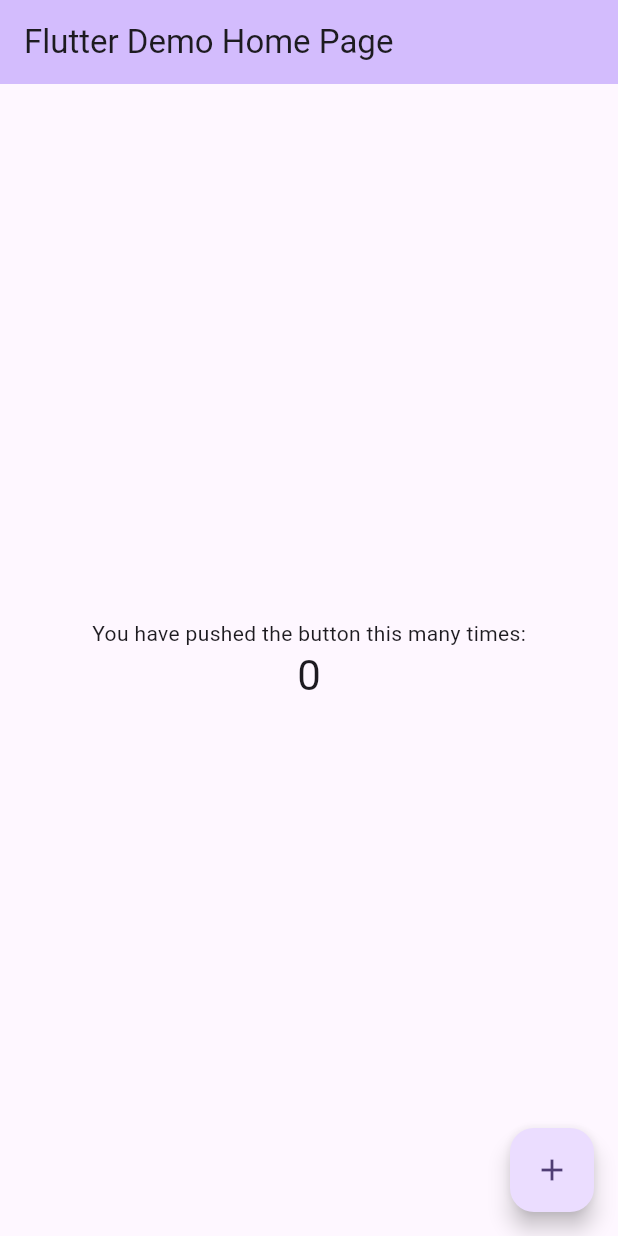
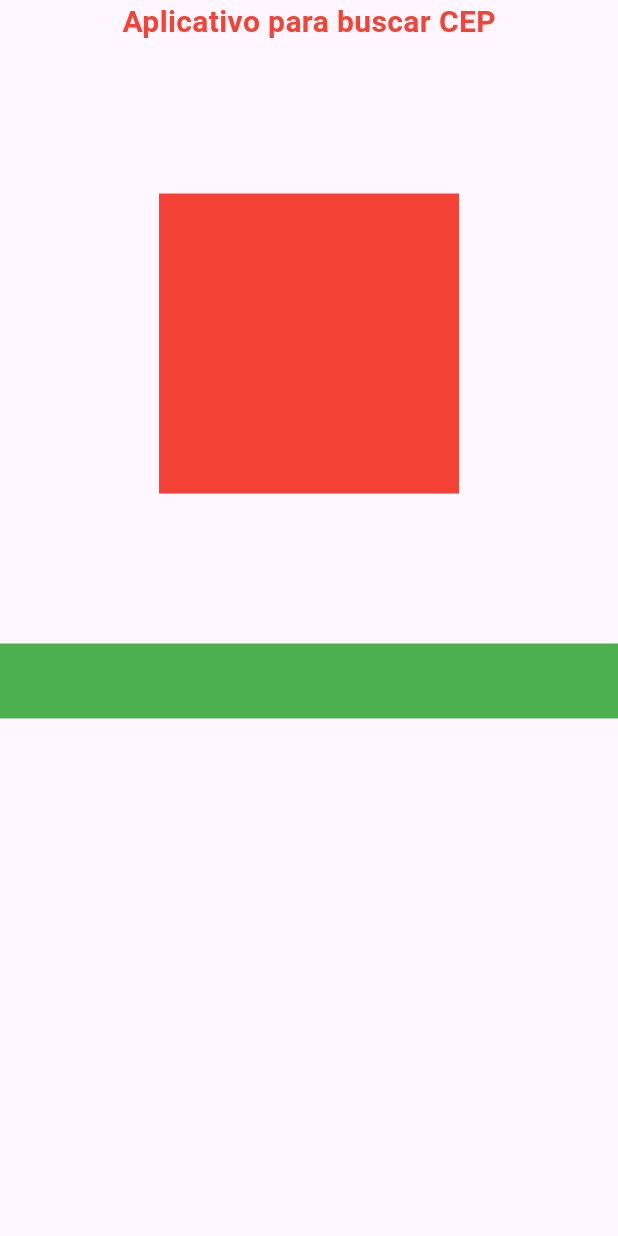
Before and after one commit to heitorhidalgo/aplicativo-viacep, a Flutter app: the screen it shows after launch, on a phone screen of 412 x 824 dp. Run offline on Flutter 3.47's test engine with Material 3 defaults, Android fonts, the phone set to English and light mode, and no system bars; our stand-ins replace get.

Commit message:
feat: i innicio da implementação d da pagina

```diff
--- a/lib/busca_cep_page/busca_component.dart
+++ b/lib/busca_cep_page/busca_component.dart
@@ -0,0 +1,54 @@
+import 'package:flutter/material.dart';
+
+import 'busca_controller.dart';
+
+mixin class BuscaPageComponent {
+  final BuscaPageController controller = BuscaPageController();
+
+  late Orientation orientacao;
+
+  initialize(BuildContext context) async {
+    controller.context = context;
+    this.orientacao = MediaQuery.of(context).orientation;
+  }
+
+  Widget body() {
+    return SafeArea(
+      child: Column(
+        children: [
+          Center(
+            heightFactor: 1,
+            child: Text(
+              'Aplicativo para buscar CEP',
+              style: TextStyle(
+                fontSize: 20,
+                color: Colors.red,
+                fontWeight: FontWeight.bold,
+              ),
+            ),
+          ),
+          Container(height: 100, width: 100),
+          Container(height: 200, width: 200, color: Colors.red),
+          Container(height: 100, width: 100),
+          Container(
+            child: Container(height: 50, width: 500, color: Colors.green),
+          ),
+        ],
+      ),
+    );
+  }
+
+  Widget campoImagemCEP() {
+    return Center(
+      child: Container(
+        width: orientacao == Orientation.portrait ? 100 : 100,
+        height: orientacao == Orientation.portrait ? 100 : 100,
+        color: Colors.red,
+      ),
+    );
+  }
+
+  Widget CampoDescricaoCEP() {
+    return Container(width: 300, height: 150, color: Colors.red);
+  }
+}
--- a/lib/busca_cep_page/busca_controller.dart
+++ b/lib/busca_cep_page/busca_controller.dart
@@ -0,0 +1,6 @@
+import 'package:flutter/material.dart';
+import 'package:get/get.dart';
+
+class BuscaPageController extends GetxController {
+  late BuildContext context;
+}
--- a/lib/busca_cep_page/busca_page.dart
+++ b/lib/busca_cep_page/busca_page.dart
@@ -0,0 +1,15 @@
+import 'package:aplicativo_viacep/busca_cep_page/busca_component.dart';
+import 'package:flutter/material.dart';
+
+class BuscaPage extends StatefulWidget with BuscaPageComponent {
+  @override
+  State<BuscaPage> createState() => _BuscaPageState();
+}
+
+class _BuscaPageState extends State<BuscaPage> with BuscaPageComponent {
+  @override
+  build(BuildContext context) {
+    initialize(context);
+    return Scaffold(body: body());
+  }
+}
--- a/lib/main.dart
+++ b/lib/main.dart
@@ -1,4 +1,7 @@
 import 'package:flutter/material.dart';
+import 'package:get/get_navigation/src/root/get_material_app.dart';
+
+import 'busca_cep_page/busca_page.dart';
 
 void main() {
   runApp(const MyApp());
@@ -7,116 +10,8 @@ void main() {
 class MyApp extends StatelessWidget {
   const MyApp({super.key});
 
-  // This widget is the root of your application.
   @override
   Widget build(BuildContext context) {
-    return MaterialApp(
-      title: 'Flutter Demo',
-      theme: ThemeData(
-        // This is the theme of your application.
-        //
-        // TRY THIS: Try running your application with "flutter run". You'll see
-        // the application has a purple toolbar. Then, without quitting the app,
-        // try changing the seedColor in the colorScheme below to Colors.green
-        // and then invoke "hot reload" (save your changes or press the "hot
-        // reload" button in a Flutter-supported IDE, or press "r" if you used
-        // the command line to start the app).
-        //
-        // Notice that the counter didn't reset back to zero; the application
-        // state is not lost during the reload. To reset the state, use hot
-        // restart instead.
-        //
-        // This works for code too, not just values: Most code changes can be
-        // tested with just a hot reload.
-        colorScheme: ColorScheme.fromSeed(seedColor: Colors.deepPurple),
-      ),
-      home: const MyHomePage(title: 'Flutter Demo Home Page'),
-    );
+    return GetMaterialApp(home: BuscaPage());
   }
 }
-
-class MyHomePage extends StatefulWidget {
-  const MyHomePage({super.key, required this.title});
-
-  // This widget is the home page of your application. It is stateful, meaning
-  // that it has a State object (defined below) that contains fields that affect
-  // how it looks.
-
-  // This class is the configuration for the state. It holds the values (in this
-  // case the title) provided by the parent (in this case the App widget) and
-  // used by the build method of the State. Fields in a Widget subclass are
-  // always marked "final".
-
-  final String title;
-
-  @override
-  State<MyHomePage> createState() => _MyHomePageState();
-}
-
-class _MyHomePageState extends State<MyHomePage> {
-  int _counter = 0;
-
-  void _incrementCounter() {
-    setState(() {
-      // This call to setState tells the Flutter framework that something has
-      // changed in this State, which causes it to rerun the build method below
-      // so that the display can reflect the updated values. If we changed
-      // _counter without calling setState(), then the build method would not be
-      // called again, and so nothing would appear to happen.
-      _counter++;
-    });
-  }
-
-  @override
-  Widget build(BuildContext context) {
-    // This method is rerun every time setState is called, for instance as done
-    // by the _incrementCounter method above.
-    //
-    // The Flutter framework has been optimized to make rerunning build methods
-    // fast, so that you can just rebuild anything that needs updating rather
-    // than having to individually change instances of widgets.
-    return Scaffold(
-      appBar: AppBar(
-        // TRY THIS: Try changing the color here to a specific color (to
-        // Colors.amber, perhaps?) and trigger a hot reload to see the AppBar
-        // change color while the other colors stay the same.
-        backgroundColor: Theme.of(context).colorScheme.inversePrimary,
-        // Here we take the value from the MyHomePage object that was created by
-        // the App.build method, and use it to set our appbar title.
-        title: Text(widget.title),
-      ),
-      body: Center(
-        // Center is a layout widget. It takes a single child and positions it
-        // in the middle of the parent.
-        child: Column(
-          // Column is also a layout widget. It takes a list of children and
-          // arranges them vertically. By default, it sizes itself to fit its
-          // children horizontally, and tries to be as tall as its parent.
-          //
-          // Column has various properties to control how it sizes itself and
-          // how it positions its children. Here we use mainAxisAlignment to
-          // center the children vertically; the main axis here is the vertical
-          // axis because Columns are vertical (the cross axis would be
-          // horizontal).
-          //
-          // TRY THIS: Invoke "debug painting" (choose the "Toggle Debug Paint"
-          // action in the IDE, or press "p" in the console), to see the
-          // wireframe for each widget.
-          mainAxisAlignment: MainAxisAlignment.center,
-          children: <Widget>[
-            const Text('You have pushed the button this many times:'),
-            Text(
-              '$_counter',
-              style: Theme.of(context).textTheme.headlineMedium,
-            ),
-          ],
-        ),
-      ),
-      floatingActionButton: FloatingActionButton(
-        onPressed: _incrementCounter,
-        tooltip: 'Increment',
-        child: const Icon(Icons.add),
-      ), // This trailing comma makes auto-formatting nicer for build methods.
-    );
-  }
-}
--- a/pubspec.yaml
+++ b/pubspec.yaml
@@ -34,6 +34,7 @@ dependencies:
   # The following adds the Cupertino Icons font to your application.
   # Use with the CupertinoIcons class for iOS style icons.
   cupertino_icons: ^1.0.8
+  get: ^4.7.3
 
 dev_dependencies:
   flutter_test:
```
Also changed, not shown: pubspec.lock.
